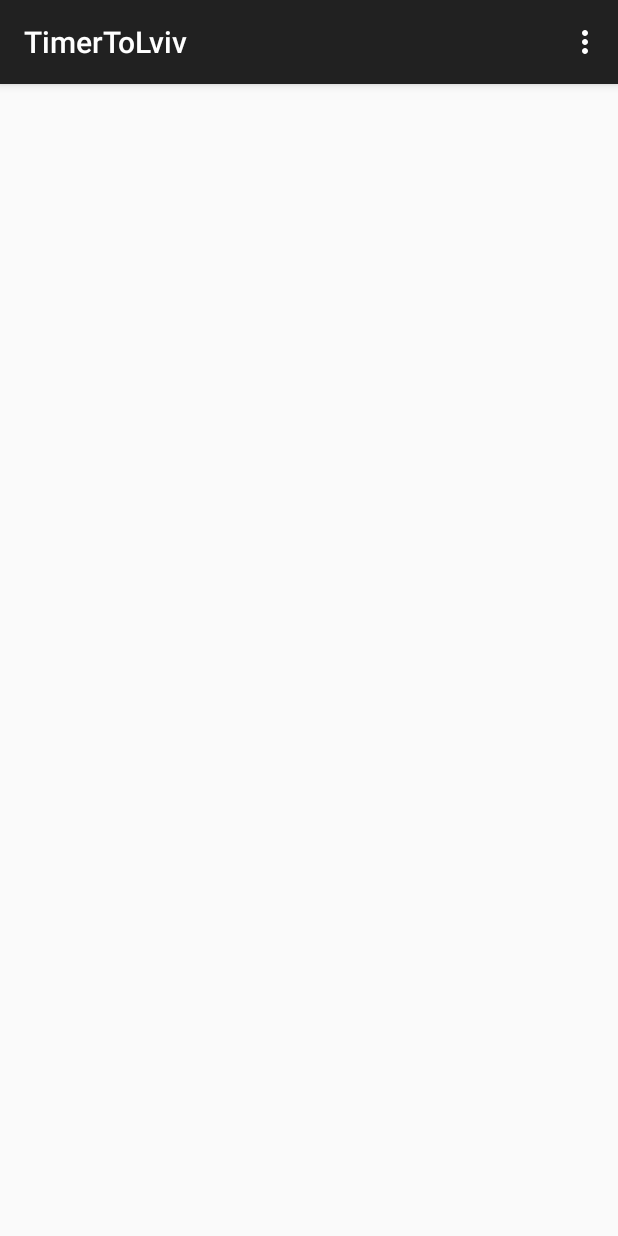
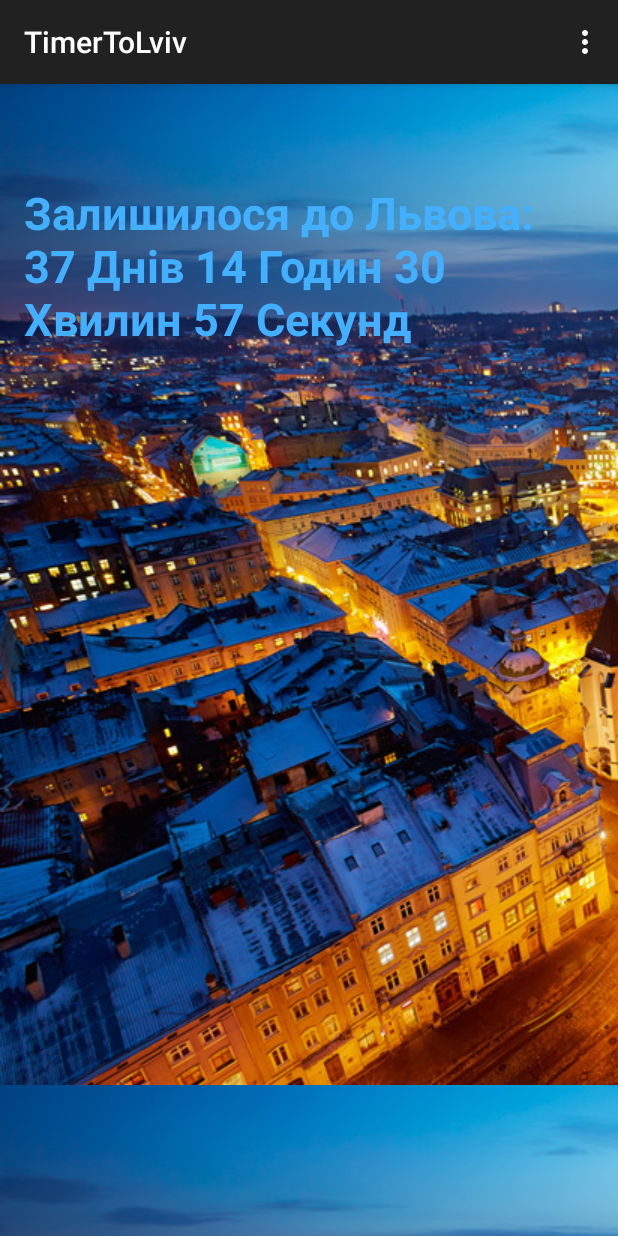
Before and after one commit to moskalukigor/TimerToLviv, an Android app: the screen it shows after launch (MainActivity), on a phone screen of 412 x 824 dp. Run offline under Robolectric (Android 15) with nearby library versions, the phone set to English and light mode, and no system bars.

Commit message:
firstDebug (v.0.0.1)

```diff
--- a/app/src/main/java/com/alina/igor/timertolviv/MainActivity.java
+++ b/app/src/main/java/com/alina/igor/timertolviv/MainActivity.java
@@ -1,57 +1,47 @@
 package com.alina.igor.timertolviv;
 
-import android.os.CountDownTimer;
 import android.support.v7.app.ActionBarActivity;
 import android.os.Bundle;
 import android.view.Menu;
 import android.view.MenuItem;
 import android.widget.TextView;
+import android.os.Handler;
 
-import java.text.DateFormat;
-import java.text.SimpleDateFormat;
-import java.util.Calendar;
+import java.util.*;
+
+
 
 
 public class MainActivity extends ActionBarActivity {
 
     private static final int MILLIS_PER_SECOND = 1000;
     private TextView lblTimer;
-    private CountDownTimer timer;
+    Timer timer = new Timer();
+    TimerTask timerTask;
+
+
     public int Day,Hours,Minutes,Seconds;
     public int nDay;
     public int wDay,wHours,wMinutes,wSeconds;
 
-    @Override
-    protected void onCreate(Bundle savedInstanceState) {
-        super.onCreate(savedInstanceState);
-        setContentView(R.layout.main);
+    final Handler handler = new Handler();
 
-        lblTimer = (TextView) findViewById(R.id.lblTimerId);
-        Calendar cal = Calendar.getInstance();
 
-        Day = cal.get(Calendar.DAY_OF_WEEK);
-        Hours = cal.get(Calendar.HOUR_OF_DAY);
-        Minutes = cal.get(Calendar.MINUTE);
-        Seconds = cal.get(Calendar.SECOND);
 
-        nDay = 15;
 
-        wDay = 28 - Day + nDay;
-        wHours = 24 - Hours;
-        wMinutes = 60 - Minutes;
-        wSeconds = 60 - Seconds;
 
+    public void startTimer() {
+        timer = new Timer();
+        initializeTimerTask();
+        timer.schedule(timerTask, 0, 1000); //
     }
 
-    private void showTimer(int countdownMillis)
-    {
-        if(timer != null)
-        {
-            timer.cancel();
-        }
-        timer = new CountDownTimer(countdownMillis, MILLIS_PER_SECOND) {
-            @Override
-            public void onTick(long millisUntilFinished) {
+
+    public void initializeTimerTask() {
+        timerTask = new TimerTask() {
+            public void run() {
+                handler.post(new Runnable() {
+                    public void run() {
                         if (wSeconds == 0) {
                         wSeconds = 60;
                         wMinutes--;
@@ -73,12 +63,46 @@ public class MainActivity extends ActionBarActivity {
                         wSeconds--;
                     }
 
+                });
+
+            }
+
+        };
+    }
+
+
     @Override
-            public void onFinish() {
-                lblTimer.setText("Час вийшов, пора у Львів");
+    protected void onCreate(Bundle savedInstanceState) {
+        super.onCreate(savedInstanceState);
+        setContentView(R.layout.main);
+
+
+
+        lblTimer = (TextView) findViewById(R.id.lblTimerId);
+        Calendar cal = Calendar.getInstance();
+
+        Day = cal.get(Calendar.DAY_OF_WEEK);
+        Hours = cal.get(Calendar.HOUR_OF_DAY);
+        Minutes = cal.get(Calendar.MINUTE);
+        Seconds = cal.get(Calendar.SECOND);
+
+        nDay = 15;
+
+        wDay = 28 - Day + nDay;
+        wHours = 24 - Hours;
+        wMinutes = 60 - Minutes;
+        wSeconds = 60 - Seconds;
+
+
+
+        startTimer();
+
+
+
+
+
     }
-        }.start();
-    }
+
 
 
     @Override
--- /dev/null
+++ b/app/src/main/res/drawable/tilt.xml
@@ -0,0 +1,7 @@
+<?xml version="1.0" encoding="utf-8"?>
+<bitmap xmlns:android="http://schemas.android.com/apk/res/android"
+
+    android:src="@drawable/lviv"
+    android:tileMode="repeat" >
+
+</bitmap>
--- a/app/src/main/res/layout/main.xml
+++ b/app/src/main/res/layout/main.xml
@@ -3,15 +3,24 @@
     android:layout_height="match_parent" android:paddingLeft="@dimen/activity_horizontal_margin"
     android:paddingRight="@dimen/activity_horizontal_margin"
     android:paddingTop="@dimen/activity_vertical_margin"
-    android:paddingBottom="@dimen/activity_vertical_margin" tools:context=".MainActivity">
+    android:paddingBottom="@dimen/activity_vertical_margin" tools:context=".MainActivity"
+    android:background="@drawable/tilt"
+    android:tileMode="repeat">
 
     <TextView
         android:id="@+id/lblTimerId"
-        android:text="@string/lblTimer"
         android:layout_width="wrap_content"
         android:layout_height="wrap_content"
+        android:textIsSelectable="false"
+        android:textColor="#ff42afff"
+        android:theme="@style/Base.TextAppearance.AppCompat.Large.Inverse"
+        android:textSize="30sp"
+        android:textStyle="bold"
+        android:layout_marginTop="49dp"
         android:layout_alignParentTop="true"
-        android:layout_centerHorizontal="true"
-        android:layout_marginTop="140dp" />
+        android:text="@string/lblTimer"
+        android:singleLine="false"
+        android:layout_alignParentRight="true"
+        android:layout_alignParentEnd="true" />
 
 </RelativeLayout>
```
Also changed, not shown: app/src/main/res/drawable/lviv.jpeg (added), 2 other files. Lines whose indentation alone changed are shown as unchanged.
